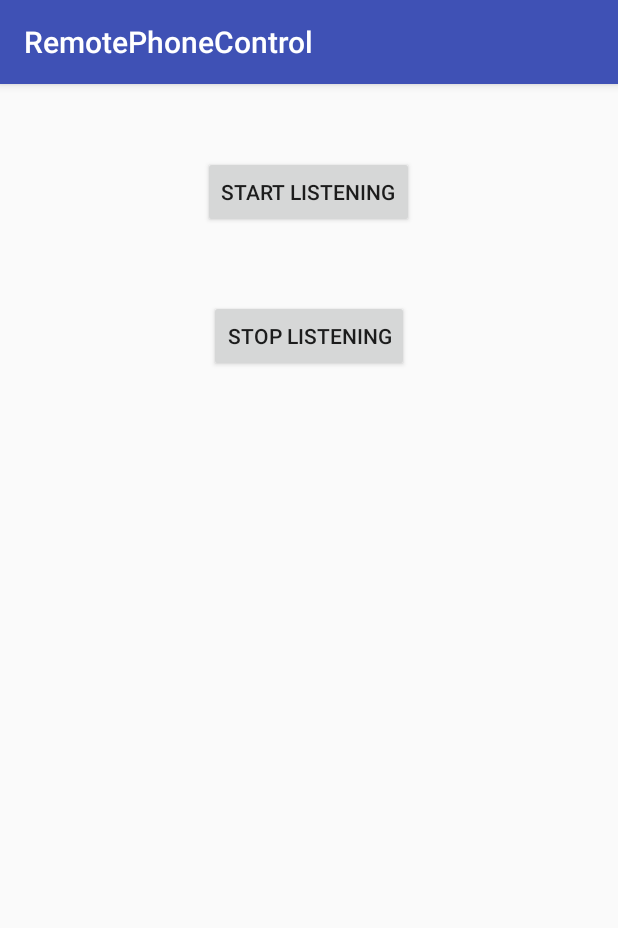
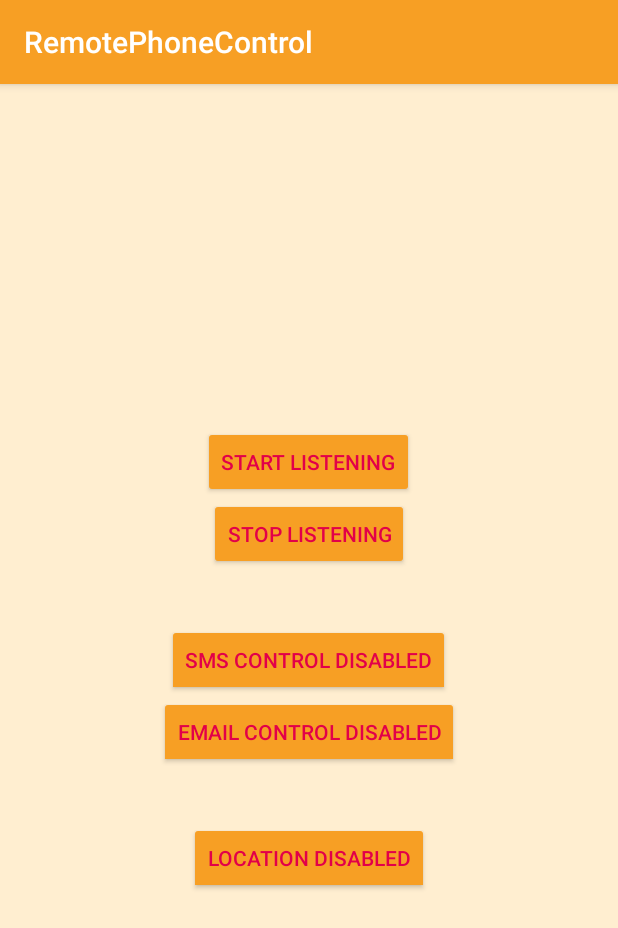
Before and after one commit to francisco1591/ECE_558_Final_Project, an Android app: the screen it shows after launch (MainActivity), on a phone screen of 412 x 824 dp. Shown: the top 928 px of the screen. Run offline under Robolectric (Android 15) with nearby library versions, the phone set to English and light mode, and no system bars.

Commit message:
Tweaked the activity_main.xml for toggle control; changed colors

```diff
--- a/app/src/main/res/layout/activity_main.xml
+++ b/app/src/main/res/layout/activity_main.xml
@@ -1,27 +1,45 @@
 <?xml version="1.0" encoding="utf-8"?>
-<RelativeLayout xmlns:android="http://schemas.android.com/apk/res/android"
+
+<LinearLayout xmlns:android="http://schemas.android.com/apk/res/android"
                 xmlns:tools="http://schemas.android.com/tools"
                 android:layout_width="match_parent"
                 android:layout_height="match_parent"
-                tools:context="MainActivity">
-
-
+                tools:context="MainActivity"
+                android:gravity="center"
+                android:orientation="vertical">
 
     <Button
         android:layout_width="wrap_content"
         android:layout_height="wrap_content"
-        android:text="Start Listening"
-        android:id="@+id/btnStart"
-        android:layout_centerHorizontal="true"
-        android:layout_marginTop="48dp" />
+        android:text="@string/button_start_listen"
+        android:id="@+id/btnStart" />
 
     <Button
         android:layout_width="wrap_content"
         android:layout_height="wrap_content"
-        android:text="Stop Listening"
+        android:text="@string/button_stop_listen"
         android:id="@+id/btnStop"
-        android:layout_below="@+id/btnStart"
-        android:layout_centerHorizontal="true"
-        android:layout_marginTop="48dp" />
+        android:layout_marginBottom="36dp"/>
 
-</RelativeLayout>
+    <ToggleButton
+        android:id="@+id/toggle_SMS"
+        android:textOn="@string/enabled_SMS"
+        android:textOff="@string/disabled_SMS"
+        android:layout_width="wrap_content"
+        android:layout_height="wrap_content"/>
+
+    <ToggleButton
+        android:id="@+id/toggle_email"
+        android:textOn="@string/enabled_email"
+        android:textOff="@string/disabled_email"
+        android:layout_width="wrap_content"
+        android:layout_height="wrap_content"
+        android:layout_marginBottom="36dp"/>
+
+    <ToggleButton
+        android:id="@+id/toggle_location"
+        android:textOn="@string/enabled_location"
+        android:textOff="@string/disabled_location"
+        android:layout_width="wrap_content"
+        android:layout_height="wrap_content"/>
+</LinearLayout>
--- a/app/src/main/res/values/colors.xml
+++ b/app/src/main/res/values/colors.xml
@@ -1,6 +1,19 @@
 <?xml version="1.0" encoding="utf-8"?>
 <resources>
-    <color name="colorPrimary">#3F51B5</color>
-    <color name="colorPrimaryDark">#303F9F</color>
-    <color name="colorAccent">#FF4081</color>
+
+    <!--E20049 = red-->
+    <!--7C064D = purple-->
+    <!--F79F24 = gold-->
+    <!--FFEED0 = white-->
+
+    <color name="colorPrimary">#F79F24</color>
+    <color name="colorPrimaryDark">#7C064D</color>
+    <color name="colorAccent">#FF847C</color>
+    <color name="colorText">#E20049</color>
+    <color name="colorTextPrimary">#E20049</color>
+    <color name="colorTextSecondary">#F79F24</color>
+    <color name="colorBackground">#FFEED0</color>
+    <color name="colorButton">#F79F24</color>
+    <color name="colorHint">#7C064D</color>
+
 </resources>
--- a/app/src/main/res/values/strings.xml
+++ b/app/src/main/res/values/strings.xml
@@ -1,3 +1,16 @@
 <resources>
     <string name="app_name">RemotePhoneControl</string>
+
+    <string name="button_start_listen">Start Listening</string>
+    <string name="button_stop_listen">Stop Listening</string>
+
+    <string name="enabled_SMS">SMS Control Enaabled</string>
+    <string name="disabled_SMS">SMS Control Disabled</string>
+
+    <string name="enabled_email">Email Control Enabled</string>
+    <string name="disabled_email">Email Control Disabled</string>
+
+    <string name="enabled_location">Location Enabled</string>
+    <string name="disabled_location">Location Disabled</string>
+
 </resources>
--- a/app/src/main/res/values/styles.xml
+++ b/app/src/main/res/values/styles.xml
@@ -3,9 +3,34 @@
     <!-- Base application theme. -->
     <style name="AppTheme" parent="Theme.AppCompat.Light.DarkActionBar">
         <!-- Customize your theme here. -->
+
+        <!--Color of the banner outside app-->
         <item name="colorPrimary">@color/colorPrimary</item>
+
+        <!--Color of the top banner inside app-->
         <item name="colorPrimaryDark">@color/colorPrimaryDark</item>
+
+        <!--Color of the radio buttons-->
         <item name="colorAccent">@color/colorAccent</item>
+
+        <!--Color of the text for radio buttons, question string-->
+        <item name="android:textColor">@color/colorText</item>
+
+        <!--Main color of the app's text-->
+        <item name="android:textColorPrimary">@color/colorTextPrimary</item>
+
+        <!--Secondary color of the app's text-->
+        <item name="android:textColorSecondary">@color/colorTextSecondary</item>
+
+        <!--Background color of the app-->
+        <item name="android:colorBackground">@color/colorBackground</item>
+
+        <!--Button color-->
+        <item name="android:colorButtonNormal">@color/colorButton</item>
+
+        <!--Hint color-->
+        <item name="android:textColorHint">@color/colorHint</item>
+
     </style>
 
 </resources>
```
